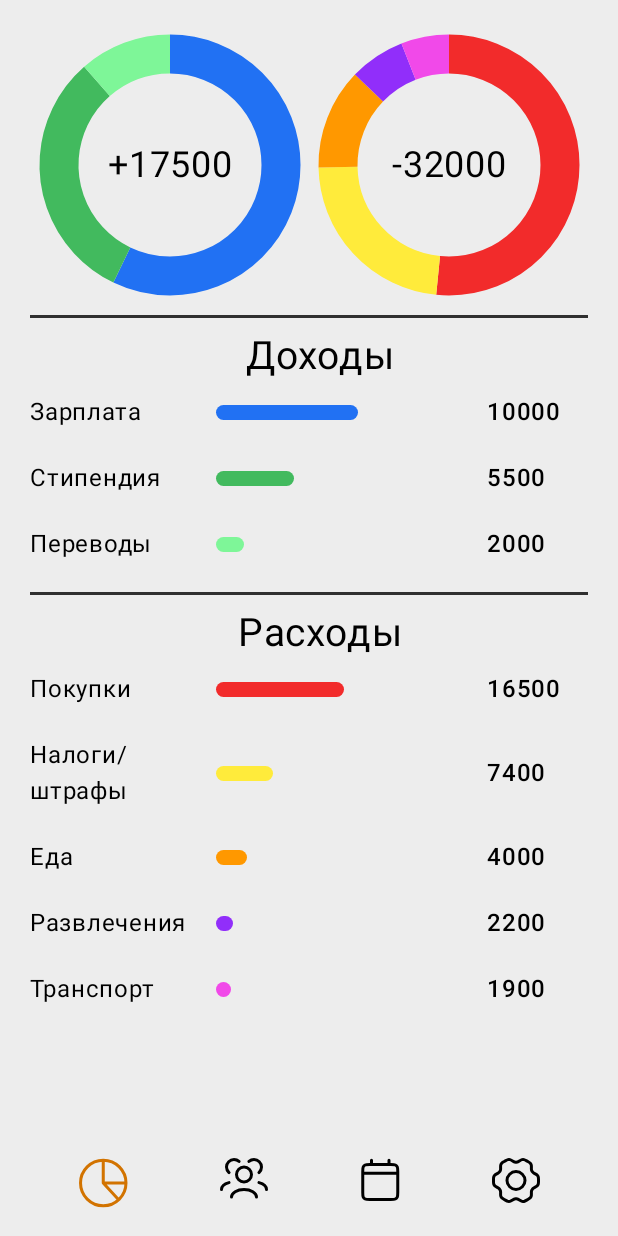
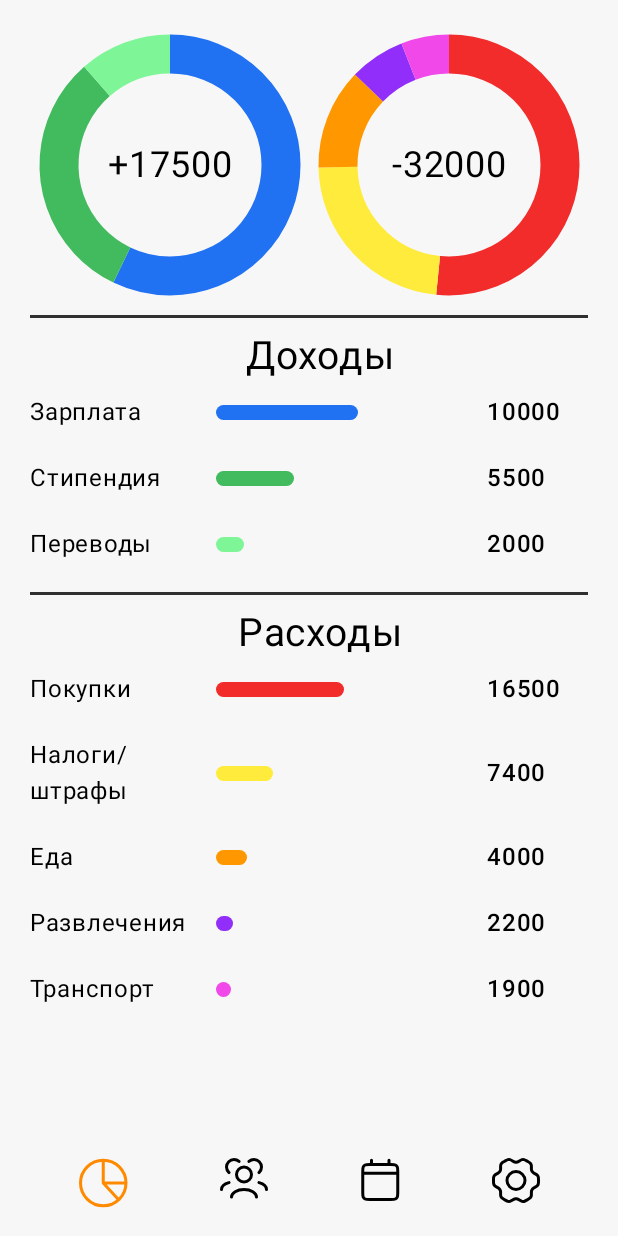
Before and after one commit to UndefinedBehaviorIU7/Finanstics, an Android app built with Jetpack Compose: the screen it shows after launch (MainActivity), on a phone screen of 412 x 824 dp. Run offline under Robolectric (Android 15) with nearby library versions, the phone set to English and light mode, and no system bars; our stand-ins replace accompanist; 1 statement that could not run was skipped.

Commit message:
style correction

```diff
--- a/app/src/main/java/com/example/finanstics/ui/theme/Color.kt
+++ b/app/src/main/java/com/example/finanstics/ui/theme/Color.kt
@@ -47,8 +47,8 @@ val ColorsExpenses = listOf(
 val GreyDark = Color(0xFF303030)
 val GreyLight = Color(0xFFB9B9B9)
 
-val WhiteSoft = Color(0xFFEDEDED)
+val WhiteSoft = Color(0xFFF7F7F7)
 val BlackSoft = Color(0xFF121212)
 
-val YellowSoftLight = Color(0xFFD27300)
+val YellowSoftLight = Color(0xFFFF8A00)
 val YellowSoftDark = Color(0xFFFEE06B)
```
